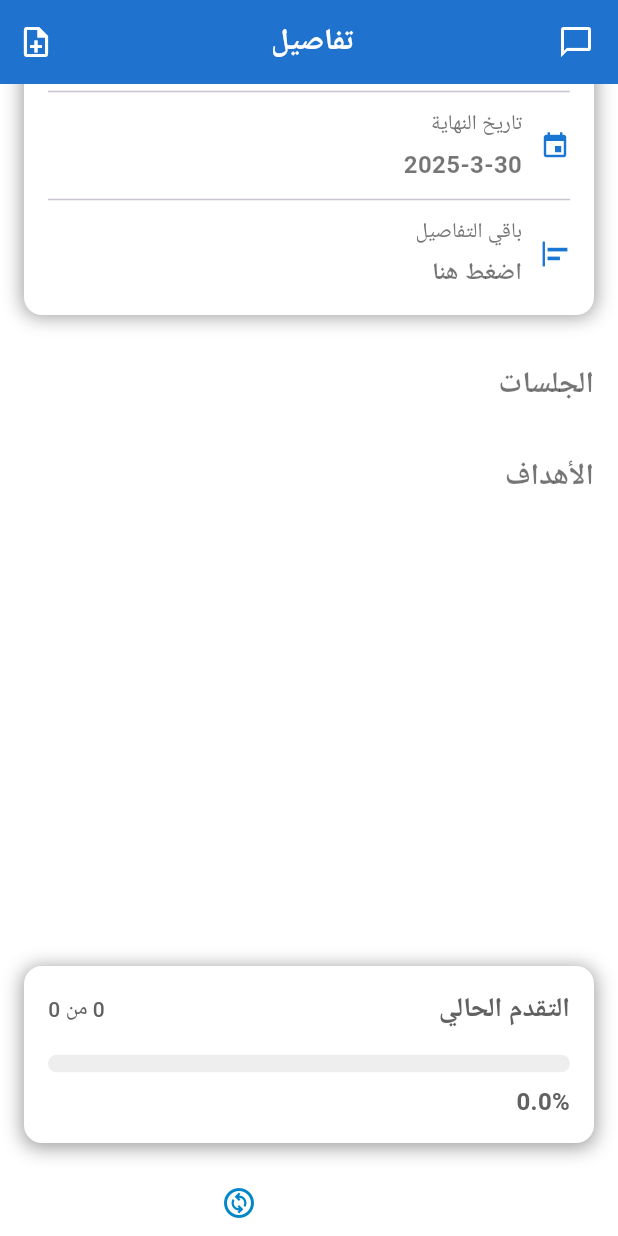
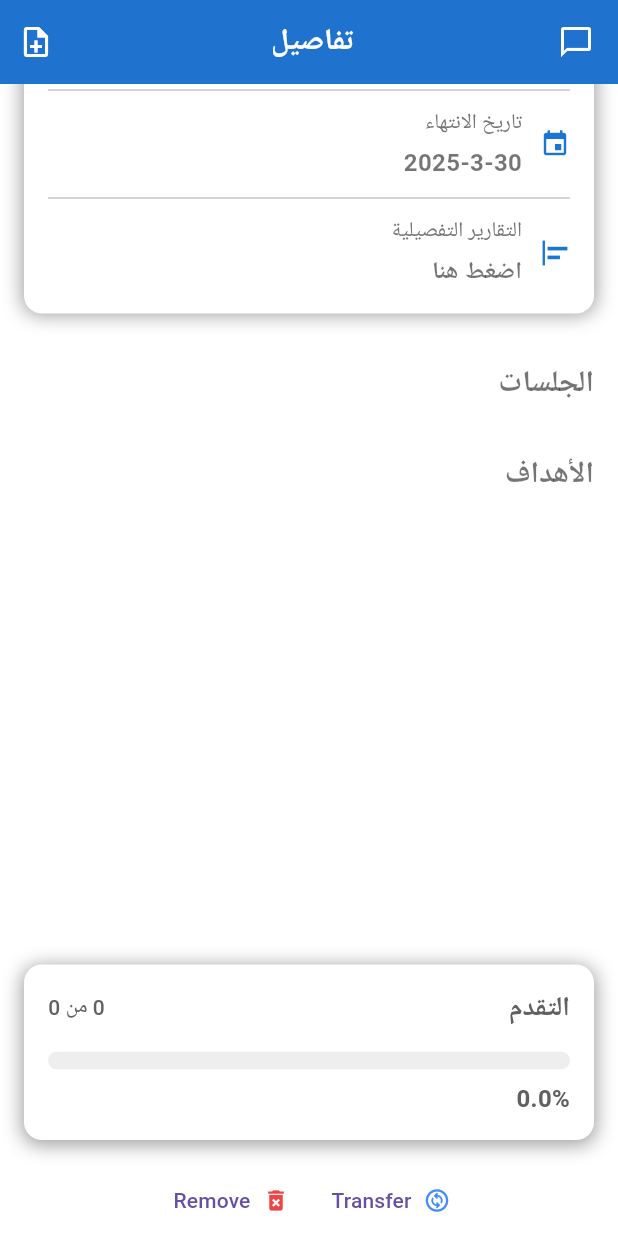
Before and after one commit to KareemEzzat91/ajeal, a Flutter app: the ChildDetailScreen screen opened directly with empty values, scrolled down 397 dp, on a phone screen of 412 x 824 dp. Run offline on Flutter 3.47's test engine with Material 3 defaults, Android fonts, the phone set to English and light mode, and no system bars; our stand-ins replace animate_do, bloc, cached_network_image, cloud_firestore, envied, equatable and 13 more; missing offline and left inert: pull_down_button, stylish_pull_to_refresh; accounts and stored records are empty; network calls fail.

Commit message:
Update Texts

```diff
--- a/lib/Admin/Screens/AdminLoginScreen/cubit/sign_cubit.dart
+++ b/lib/Admin/Screens/AdminLoginScreen/cubit/sign_cubit.dart
@@ -146,7 +146,7 @@ class SignCubit extends Cubit<SignState> {
 
       await _firestore.collection("users").doc(user.uid).set({
         'Doctor_Name': nameController.text.trim(),
-        'Doctor_id': doctorId,
+        'Doctor_id': doctorId.trim(),
         'Doctor_phone': mobileController.text.trim(),
         'lastChildId': 0,
         'lastChattedWith': "",
--- a/lib/Admin/Screens/AdminMainScreen/Admin_Children_Screen/AdminAddChild/Addchildcubit/add_child_cubit.dart
+++ b/lib/Admin/Screens/AdminMainScreen/Admin_Children_Screen/AdminAddChild/Addchildcubit/add_child_cubit.dart
@@ -8,7 +8,6 @@ import 'package:bloc/bloc.dart';
 import 'package:cloud_firestore/cloud_firestore.dart';
 import 'package:firebase_auth/firebase_auth.dart';
 import 'package:flutter/material.dart';
-
 part 'add_child_state.dart';
 
 class AddChildCubit extends Cubit<AddChildState> {
--- a/lib/Admin/Screens/AdminMainScreen/Admin_Children_Screen/AdminChildrenScreen.dart
+++ b/lib/Admin/Screens/AdminMainScreen/Admin_Children_Screen/AdminChildrenScreen.dart
@@ -280,7 +280,7 @@ class AddChildButton extends StatelessWidget {
       ),
       icon: const Icon(Icons.add, color: Colors.white),
       label:  Text(
-        isOthers? "اضافة طفل من دكتور اخر ": 'إضافة طفل جديد',
+        isOthers? S.of(context).addNewChildOthers: S.of(context).addNewChild,
         style: const TextStyle(
           color: Colors.white,
           fontWeight: FontWeight.w600,
--- a/lib/Admin/Screens/AdminMainScreen/Admin_Children_Screen/ChildDetailsScreen/ChildDetailScreen.dart
+++ b/lib/Admin/Screens/AdminMainScreen/Admin_Children_Screen/ChildDetailsScreen/ChildDetailScreen.dart
@@ -10,6 +10,7 @@ import 'package:ajeal/Admin/Screens/AdminMainScreen/Admin_Children_Screen/dialog
 import 'package:ajeal/Admin/models/ChildModel/ChildModel.dart';
 import 'package:ajeal/Admin/models/goals_model/Goals.dart';
 import 'package:ajeal/Parents/ParentHomeScreen/Parentchat/ParentAdminchat/ParentAdminchatscreen.dart';
+import 'package:ajeal/helpers/generated/l10n.dart';
 import 'package:cloud_firestore/cloud_firestore.dart';
 import 'package:flutter/material.dart';
 import 'package:firebase_auth/firebase_auth.dart';
@@ -47,7 +48,7 @@ class ChildDetailScreen extends StatelessWidget {
         backgroundColor: theme.primaryColor,
         appBar: AppBar(
           title: Text(
-            "تفاصيل $childName",
+            "${S.of(context).details} $childName",
             style: const TextStyle(
               fontSize: 20,
               fontWeight: FontWeight.w600,
@@ -118,18 +119,18 @@ class ChildDetailScreen extends StatelessWidget {
               _buildSessionsSection(context,child),
               _buildGoalsSection(context),
               ProgressSection(child: child,theme:theme.primaryColor,isOthers: isOthers,isAnalysisEmpty: child.analysis.isEmpty,),
-              DropdownButton<String>(
-                alignment: Alignment.center,
-
-                icon: const Icon(
-                  Icons.change_circle_outlined,
-                  color: AppColors.primary,
+              Row(
+                mainAxisSize: MainAxisSize.min,
+                children: [
+                  TextButton.icon(
+                    onPressed: () {
+                      showCustomDialog(context, child: child);
+                    },
+                    icon: const Icon(Icons.change_circle_outlined, color: Colors.blueAccent),
+                    label: const Text('Transfer'),
                   ),
-                underline: const SizedBox(), // Remove underline
-                onChanged: (value) {
-                  if (value == 'Transfer') {
-                    showCustomDialog(context, child: child);
-                  } else if (value == 'Remove') {
+                  TextButton.icon(
+                    onPressed: () {
                       QuickAlert.show(
                         context: context,
                         type: QuickAlertType.confirm,
@@ -139,9 +140,7 @@ class ChildDetailScreen extends StatelessWidget {
                         confirmBtnColor: Colors.green,
                         onConfirmBtnTap: () {
                           try {
-                          final collection = isOthers
-                              ? "OthersChildren"
-                              : "children";
+                            final collection = isOthers ? "OthersChildren" : "children";
                             FirebaseFirestore.instance
                                 .collection("users")
                                 .doc(FirebaseAuth.instance.currentUser!.uid)
@@ -164,28 +163,9 @@ class ChildDetailScreen extends StatelessWidget {
                           }
                         },
                       );
-                  }
                     },
-                items: const [
-                  DropdownMenuItem(
-                    value: 'Transfer',
-                    child: Row(
-                      children: [
-                        Icon(Icons.change_circle_outlined, color: Colors.black),
-                        SizedBox(width: 8),
-                        Text('Transfer'),
-                      ],
-                    ),
-                  ),
-                  DropdownMenuItem(
-                    value: 'Remove',
-                    child: Row(
-                      children: [
-                        Icon(Icons.delete_forever, color: AppColors.error),
-                        SizedBox(width: 8),
-                        Text('Remove'),
-                      ],
-                    ),
+                    icon: const Icon(Icons.delete_forever, color: AppColors.error),
+                    label: const Text('Remove'),
                   ),
                 ],
               )
@@ -202,11 +182,11 @@ class ChildDetailScreen extends StatelessWidget {
     return Column(
       crossAxisAlignment: CrossAxisAlignment.start,
       children: [
-        const Padding(
-          padding: EdgeInsets.all(16.0),
+         Padding(
+          padding: const EdgeInsets.all(16.0),
           child: Text(
-            "الجلسات",
-            style: TextStyle(
+            S.of(context).sessions,
+            style: const TextStyle(
               fontSize: 20,
               fontWeight: FontWeight.bold,
             ),
@@ -267,20 +247,20 @@ class ChildDetailScreen extends StatelessWidget {
                           crossAxisAlignment: CrossAxisAlignment.start,
                           children: [
                             Text(
-                              'جلسة: ${session['session']}',
+                              '${S.of(context).session}: ${session['session']}',
                               style: const TextStyle(
                                 fontWeight: FontWeight.bold,
                                 fontSize: 16,
                               ),
                             ),
                             Text(
-                              'التاريخ: ${session['date']}',
+                              '${S.of(context).startDate}: ${session['date']}',
                               style: TextStyle(color: Colors.grey[600]),
                             ),
                             // Added completion status text
                             if (isCompleted)
                               Text(
-                                'مكتمل',
+                                S.of(context).completed,
                                 style: TextStyle(
                                   color: Colors.green[700],
                                   fontWeight: FontWeight.w500,
@@ -348,11 +328,11 @@ class ChildDetailScreen extends StatelessWidget {
     return Column(
       crossAxisAlignment: CrossAxisAlignment.start,
       children: [
-        const Padding(
-          padding: EdgeInsets.all(16.0),
+         Padding(
+          padding: const EdgeInsets.all(16.0),
           child: Text(
-            "الأهداف",
-            style: TextStyle(
+           S.of(context).goals,
+            style: const TextStyle(
               fontSize: 20,
               fontWeight: FontWeight.bold,
             ),
--- a/lib/Admin/Screens/AdminMainScreen/Admin_Children_Screen/ChildDetailsScreen/child_header.dart
+++ b/lib/Admin/Screens/AdminMainScreen/Admin_Children_Screen/ChildDetailsScreen/child_header.dart
@@ -1,5 +1,4 @@
 import 'package:ajeal/Admin/models/ChildModel/ChildModel.dart';
-import 'package:flutter/cupertino.dart';
 import 'package:flutter/material.dart';
 
 class ChildHeaderSection extends StatelessWidget {
--- a/lib/Admin/Screens/AdminMainScreen/Admin_Children_Screen/ChildDetailsScreen/child_info.dart
+++ b/lib/Admin/Screens/AdminMainScreen/Admin_Children_Screen/ChildDetailsScreen/child_info.dart
@@ -1,5 +1,6 @@
 import 'package:ajeal/Admin/Screens/AdminMainScreen/Admin_Children_Screen/ChildDetailsScreen/AllDetailsScreen.dart';
 import 'package:ajeal/Admin/models/ChildModel/ChildModel.dart';
+import 'package:ajeal/helpers/generated/l10n.dart';
 import 'package:flutter/material.dart';
 
 class ChildInfoSection extends StatelessWidget {
@@ -35,21 +36,21 @@ class ChildInfoSection extends StatelessWidget {
       child: Column(
         crossAxisAlignment: CrossAxisAlignment.start,
         children: [
-          ChildInforRow(icon: Icons.person, label: "اسم الطفل", value: child.name),
+          ChildInforRow(icon: Icons.person, label: S.of(context).name, value: child.name),
           const Divider(height: 24),
-          ChildInforRow(icon: Icons.cake, label: "تاريخ الميلاد", value: birthDate),
+          ChildInforRow(icon: Icons.cake, label: S.of(context).dateOfBirth, value: birthDate),
           const Divider(height: 24),
-          ChildInforRow(icon: Icons.calendar_today, label: "تاريخ البداية", value: "${child.startDate.year}-${child.startDate.month}-${child.startDate
+          ChildInforRow(icon: Icons.calendar_today, label: S.of(context).startDate, value: "${child.startDate.year}-${child.startDate.month}-${child.startDate
               .day}"),
           const Divider(height: 24),
-          ChildInforRow(icon: Icons.event, label: "تاريخ النهاية", value: "${child.endDate.year}-${child.endDate.month}-${child.endDate.day}"),
+          ChildInforRow(icon: Icons.event, label:S.of(context).endDate, value: "${child.endDate.year}-${child.endDate.month}-${child.endDate.day}"),
           const Divider(height: 24),
           GestureDetector(
             onTap: () {
               Navigator.push(context, MaterialPageRoute(
                   builder: (context) => AllDetailsScreen(child)));
             },
-            child: const ChildInforRow(icon: Icons.align_horizontal_left, label: "باقي التفاصيل ", value: "اضغط هنا "),
+            child:  ChildInforRow(icon: Icons.align_horizontal_left, label:S.of(context).detailedReports, value: S.of(context).press),
           ),
 
         ],
--- a/lib/Admin/Screens/AdminMainScreen/Admin_Children_Screen/ChildDetailsScreen/child_proggress.dart
+++ b/lib/Admin/Screens/AdminMainScreen/Admin_Children_Screen/ChildDetailsScreen/child_proggress.dart
@@ -4,6 +4,7 @@ import 'dart:math';
 
 import 'package:ajeal/Admin/Screens/AdminMainScreen/Admin_Children_Screen/ChildDetailsScreen/ai_result_screen.dart';
 import 'package:ajeal/Admin/models/ChildModel/ChildModel.dart';
+import 'package:ajeal/helpers/generated/l10n.dart';
 import 'package:cloud_firestore/cloud_firestore.dart';
 import 'package:firebase_auth/firebase_auth.dart';
 import 'package:flutter/material.dart';
@@ -55,8 +56,7 @@ class ProgressSection extends StatelessWidget {
           Row(
             mainAxisAlignment: MainAxisAlignment.spaceBetween,
             children: [
-              Text(
-                "التقدم الحالي",
+              Text(S.of(context).progress ,
                 style: TextStyle(
                   fontSize: 18,
                   fontWeight: FontWeight.bold,
--- a/lib/Admin/Screens/AdminMainScreen/Admin_Children_Screen/admin_children_screen_states.dart
+++ b/lib/Admin/Screens/AdminMainScreen/Admin_Children_Screen/admin_children_screen_states.dart
@@ -1,4 +1,3 @@
-import 'package:flutter/cupertino.dart';
 import 'package:flutter/material.dart';
 import 'package:shimmer/shimmer.dart';
 
--- a/lib/Parents/ParentLoginPage/ParentLoginPage.dart
+++ b/lib/Parents/ParentLoginPage/ParentLoginPage.dart
@@ -26,7 +26,6 @@ class _ParentLoginPageState extends State<ParentLoginPage> {
 
     try {
       final parentCode = _parentCodeController.text.trim();
-
       if (parentCode.isEmpty) return;
       final childSnapshot = await FirebaseFirestore.instance
           .collection("Children")
```
Also changed, not shown: lib/Admin/Screens/AdminMainScreen/Admin_Children_Screen/ChildDetailsScreen/SessionDetailScreen/SessionDetailScreen.dart (+13 -12 lines), lib/Admin/Screens/AdminMainScreen/Admin_Children_Screen/ChildDetailsScreen/SessionDetailScreen/choosetasks_screen/choosetasks_screen.dart (+5 -4 lines), lib/Admin/Screens/AdminMainScreen/Admin_Children_Screen/child_cards.dart (+92 -65 lines), lib/helpers/l10n/intl_ar.arb (+9 -2 lines), lib/helpers/l10n/intl_en.arb (+12 -1 lines), lib/helpers/generated/intl/messages_ar.dart, lib/helpers/generated/intl/messages_en.dart, lib/helpers/generated/l10n.dart. Lines whose indentation alone changed are shown as unchanged.
